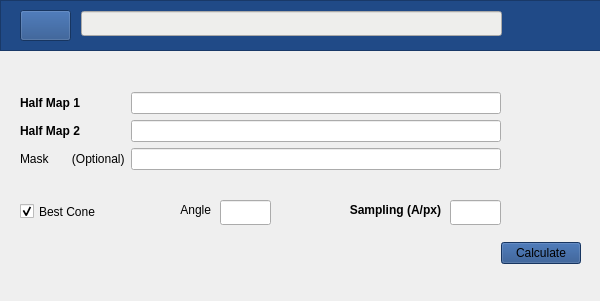
Old version of the form GUI/mainwindow_v0.ui in the repository Vilax/FSO.
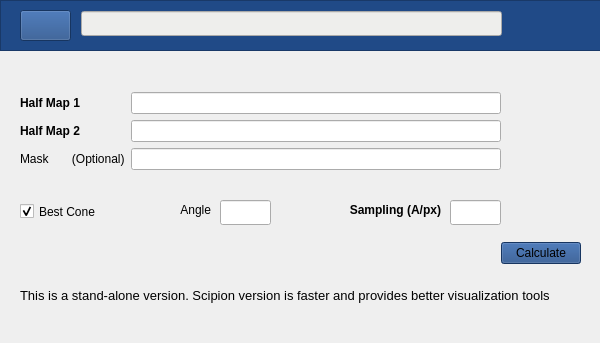
New version of the form. Icons and pictures are not drawn.

The edit to the form file:
```diff
--- a/GUI/mainwindow_v0.ui
+++ b/GUI/mainwindow_v0.ui
@@ -10,7 +10,7 @@
     <x>0</x>
     <y>0</y>
     <width>600</width>
-    <height>301</height>
+    <height>343</height>
    </rect>
   </property>
   <property name="windowTitle">
@@ -699,6 +699,24 @@
      </item>
     </layout>
    </widget>
+   <widget class="QLabel" name="label">
+    <property name="geometry">
+     <rect>
+      <x>20</x>
+      <y>280</y>
+      <width>561</width>
+      <height>31</height>
+     </rect>
+    </property>
+    <property name="font">
+     <font>
+      <pointsize>10</pointsize>
+     </font>
+    </property>
+    <property name="text">
+     <string>This is a stand-alone version. Scipion version is faster and provides better visualization tools</string>
+    </property>
+   </widget>
   </widget>
   <widget class="QMenuBar" name="menubar">
    <property name="geometry">
```
